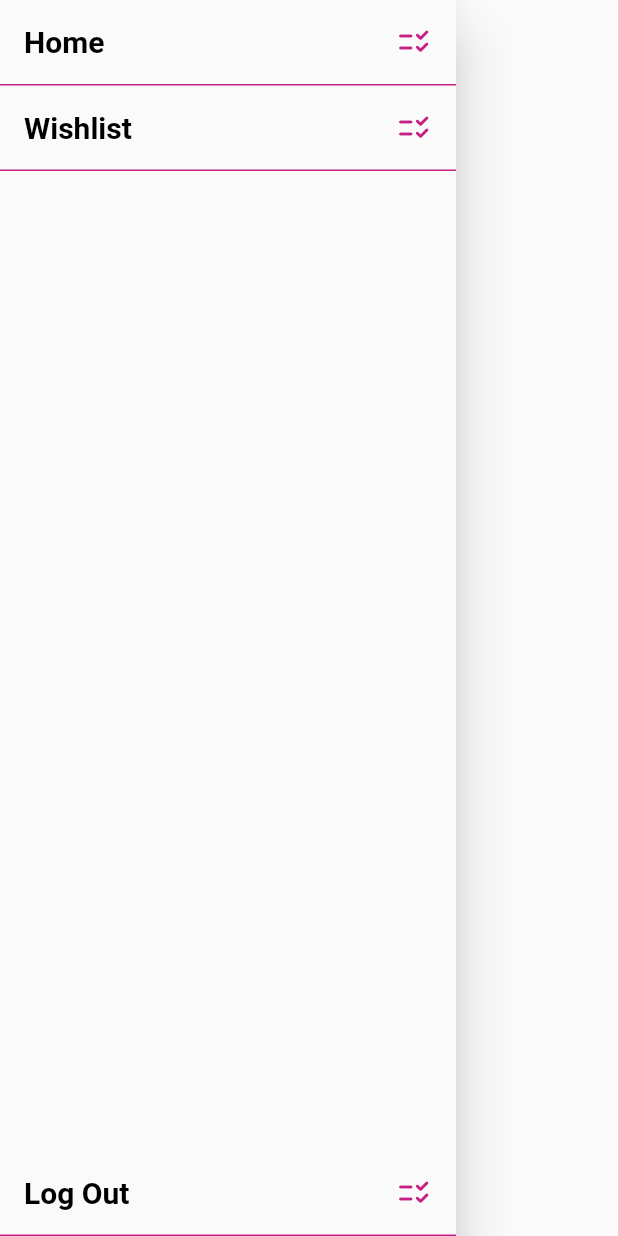
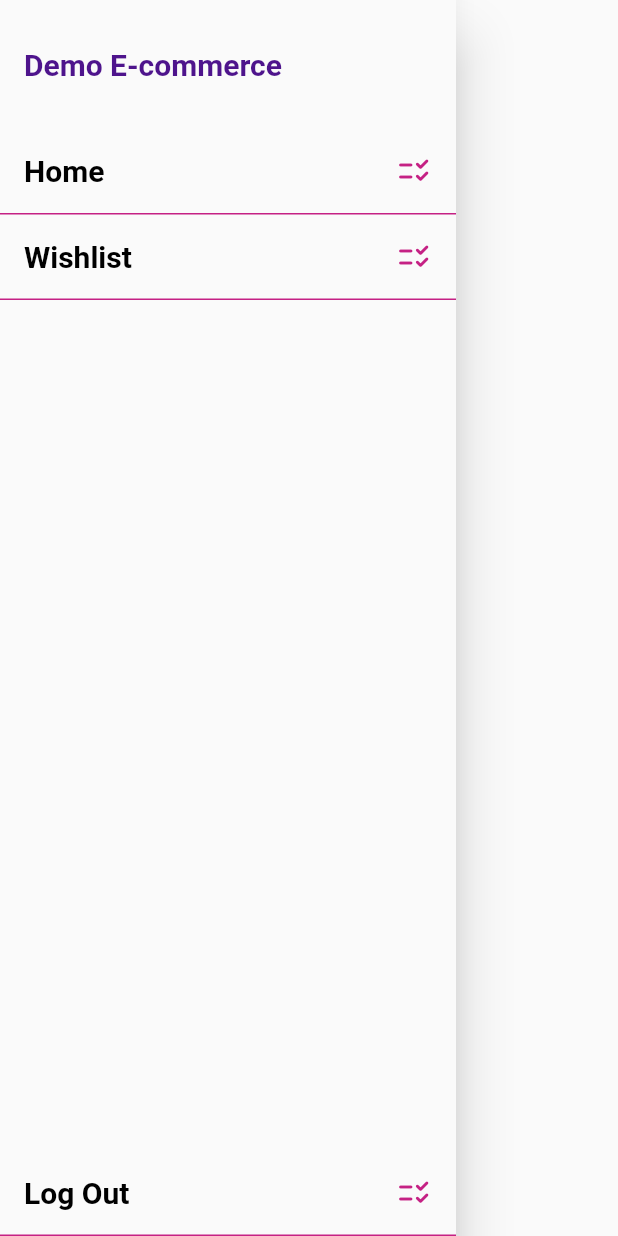
Before and after one commit to yvcdev/demo-ecommerce, a Flutter app: the CustomDrawer widget shown alone on an empty page, opened directly, on a phone screen of 412 x 824 dp. Run offline on Flutter 3.47's test engine with Material 2 defaults, Android fonts, the phone set to English and light mode, and no system bars; our stand-ins replace get; network calls fail.

Commit message:
homescreen updates

```diff
--- a/lib/layouts/dafault_layout.dart
+++ b/lib/layouts/dafault_layout.dart
@@ -27,6 +27,11 @@ class DefaultLayout extends StatelessWidget {
           ? AppBar(
               title: Text(title!),
               backgroundColor: Constants.secondaryAccent,
+              actions: [
+                IconButton(
+                    onPressed: () {},
+                    icon: const Icon(Icons.shopping_cart_rounded))
+              ],
             )
           : null,
       drawer: drawer! ? const CustomDrawer() : null,
--- a/lib/screens/wishlist.dart
+++ b/lib/screens/wishlist.dart
@@ -1,4 +1,5 @@
 import 'package:demo_ecommerce/controllers/controllers.dart';
+import 'package:demo_ecommerce/controllers/wishlist_controller.dart';
 import 'package:demo_ecommerce/widgets/widgets.dart';
 import 'package:flutter/material.dart';
 import 'package:get/get.dart';
@@ -8,11 +9,11 @@ class Wishlist extends StatelessWidget {
 
   @override
   Widget build(BuildContext context) {
-    final productsController = Get.put(ProductsController());
+    final wishlistController = Get.put(WishlistController());
 
     return ProductGirdView(
         appBarTitle: 'Wishlist',
         title: 'Your list',
-        products: productsController.getProducts());
+        products: wishlistController.getProducts());
   }
 }
--- a/lib/services/services.dart
+++ b/lib/services/services.dart
@@ -1 +1,2 @@
 export 'package:demo_ecommerce/services/products_service.dart';
+export 'package:demo_ecommerce/services/wishlist_service.dart';
--- a/lib/widgets/custom_drawer.dart
+++ b/lib/widgets/custom_drawer.dart
@@ -1,9 +1,7 @@
-import 'package:demo_ecommerce/screens/home.dart';
-import 'package:demo_ecommerce/screens/login.dart';
+import 'package:flutter/material.dart';
+import 'package:get/route_manager.dart';
 import 'package:demo_ecommerce/screens/screens.dart';
 import 'package:demo_ecommerce/utils/utils.dart';
-import 'package:flutter/material.dart';
-import 'package:get/route_manager.dart';
 
 class CustomDrawer extends StatelessWidget {
   const CustomDrawer({Key? key}) : super(key: key);
@@ -15,6 +13,11 @@ class CustomDrawer extends StatelessWidget {
     return Drawer(
       child: Column(
         children: [
+          Constants.normalSeparationV,
+          const _SimpleListItemBuilder(
+            title: 'Demo E-commerce',
+          ),
+          Constants.normalSeparationV,
           _ListItemBuilder(
               title: 'Home',
               iconData: Icons.checklist_rtl_rounded,
@@ -85,3 +88,22 @@ class _ListItemBuilder extends StatelessWidget {
     );
   }
 }
+
+class _SimpleListItemBuilder extends StatelessWidget {
+  const _SimpleListItemBuilder({
+    Key? key,
+    required this.title,
+  }) : super(key: key);
+
+  final String title;
+
+  @override
+  Widget build(BuildContext context) {
+    return ListTile(
+      title: Text(
+        title,
+        style: Constants.normalTextStyleBold(color: Constants.secondaryAccent),
+      ),
+    );
+  }
+}
```
Also changed, not shown: lib/controllers/wishlist_controller.dart (added, +15 -0 lines), lib/services/wishlist_service.dart (added, +30 -0 lines).
